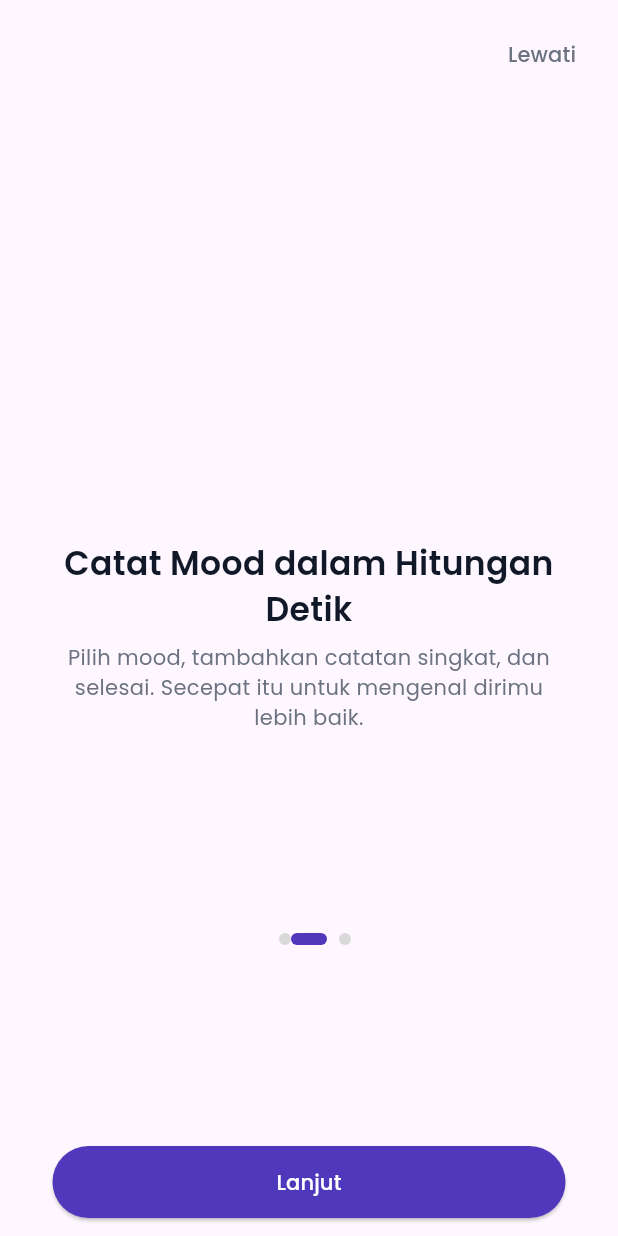
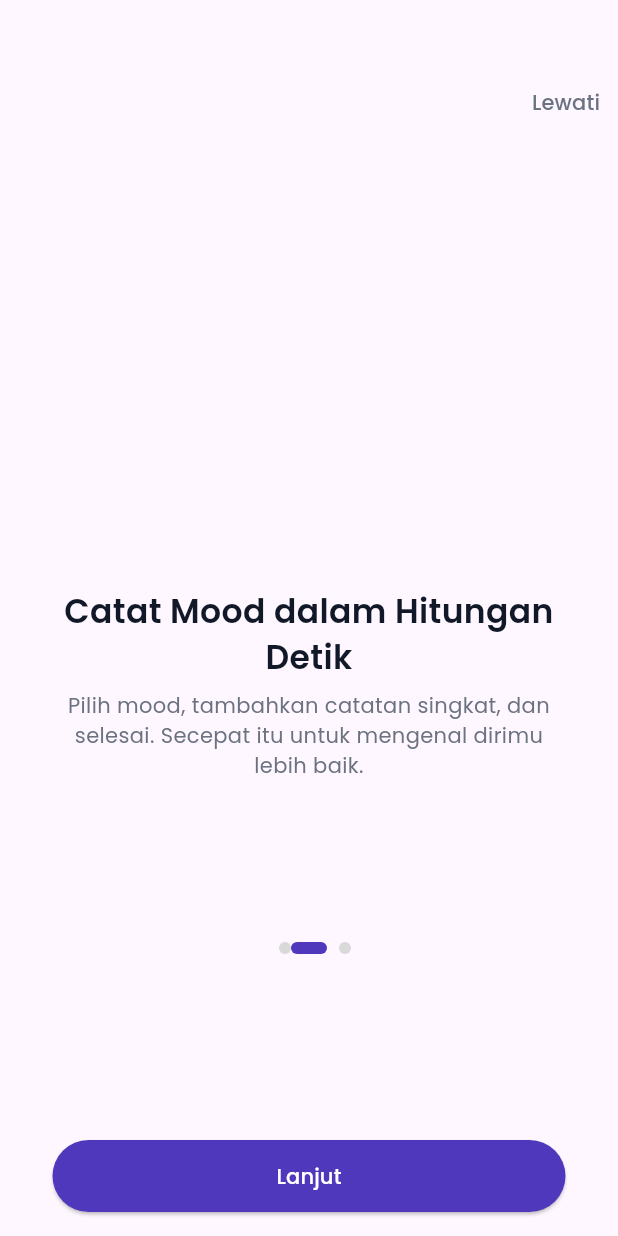
Before and after one commit to tarissaraevani/mood-tracker, a Flutter app: the screen it shows after launch, after a tap on "Lanjut", on a phone screen of 412 x 824 dp. Run offline on Flutter 3.47's test engine with Material 3 defaults, Android fonts, the phone set to English and light mode, and no system bars; our stand-ins replace flutter_svg.

Commit message:
rapiin lagi onboarding pages + add moods

```diff
--- a/lib/pages/home.dart
+++ b/lib/pages/home.dart
@@ -8,11 +8,10 @@ class HomePage extends StatelessWidget {
     return Scaffold(
   body: SafeArea(
     child: Padding(
-      padding: const EdgeInsets.symmetric(horizontal: 16.0, vertical: 12.0),
+      padding: const EdgeInsets.symmetric(horizontal: 32.0, vertical: 32.0),
       child: Column(
         mainAxisAlignment: MainAxisAlignment.start,
         children: [
-          SizedBox(height: 26),
           Row(
             mainAxisAlignment: MainAxisAlignment.start,
             children: [
--- a/lib/pages/insights.dart
+++ b/lib/pages/insights.dart
@@ -13,10 +13,10 @@ class InsightsPage extends StatelessWidget {
           padding: const EdgeInsets.symmetric(horizontal: 16.0, vertical: 12.0),
           child: Column(
             children: [
-              SizedBox(width: 500, height: 320),
+              SizedBox(width: 500, height: 360),
               SizedBox(width: 342, height: 60,
               child: Text(
-                'Temukan Pola & Pemicunya',
+                'Temukan Pola \n & Pemicunya',
                 style: TextStyle(
                   fontSize: 22,
                   fontWeight: FontWeight.w600,
--- a/lib/pages/track.dart
+++ b/lib/pages/track.dart
@@ -10,10 +10,9 @@ class TrackPage extends StatelessWidget {
   Widget build(BuildContext context) {
     return Scaffold(
       body: SafeArea(
-        child: Padding(
-          padding: const EdgeInsets.symmetric(horizontal: 16.0, vertical: 12.0),
         child: Column(
             children: [
+              SizedBox(width: 390, height: 44),
               Row(
                 mainAxisAlignment: MainAxisAlignment.end,
                 children: [
@@ -93,7 +92,9 @@ class TrackPage extends StatelessWidget {
               ]
               )
               ),
-              SizedBox(
+              Padding(
+                padding: const EdgeInsets.symmetric(horizontal: 24.0, vertical: 16.0),
+                child: SizedBox(
                   width: 342,
                   height: 48,
                   child: ElevatedButton(
@@ -109,8 +110,8 @@ class TrackPage extends StatelessWidget {
                   child: Text('Lanjut'),
                 ),
               )
+            )
             ]
-          )
           )
       )
     );
--- a/lib/pages/welcome.dart
+++ b/lib/pages/welcome.dart
@@ -1,4 +1,5 @@
 import 'package:flutter/material.dart';
+import 'package:flutter_svg/flutter_svg.dart';
 
 import 'package:mood_tracker/pages/home.dart';
 import 'package:mood_tracker/pages/track.dart';
@@ -10,10 +11,9 @@ class WelcomePage extends StatelessWidget {
   Widget build(BuildContext context) {
     return Scaffold(
       body: SafeArea(
-        child: Padding(
-          padding: const EdgeInsets.symmetric(horizontal: 16.0, vertical: 12.0),
           child: Column(
             children: [
+              SizedBox(width: 390, height: 44),
               Row(
                 mainAxisAlignment: MainAxisAlignment.end,
                 children: [
@@ -31,11 +31,14 @@ class WelcomePage extends StatelessWidget {
                   )
                 ]
                 ),
-              SizedBox(width: 500, height: 300),
+              Container(
+                width: 500, height: 300,
+                child: SvgPicture.asset('assets/moods/mood-happy.svg')
+              ),
               SizedBox(
                 width: 342, height: 60,
                 child: Text(
-                'Kenali Setiap Perasaanmu',
+                'Kenali Setiap\nPerasaanmu',
                 style: TextStyle(
                   fontSize: 22,
                   fontWeight: FontWeight.w600,
@@ -94,7 +97,9 @@ class WelcomePage extends StatelessWidget {
               ]
               )
               ),
-              SizedBox(width: 342, height: 48,
+              Padding(
+                padding: const EdgeInsets.symmetric(horizontal: 24.0, vertical: 16.0),
+                child: SizedBox(width: 342, height: 48,
                   child: ElevatedButton(
                     onPressed: () {
                       Navigator.push(context,
@@ -108,8 +113,8 @@ class WelcomePage extends StatelessWidget {
                     child: Text('Lanjut'),
                   ),
                 )
+                )
             ]
-          )
           )
       )
     );
--- a/pubspec.yaml
+++ b/pubspec.yaml
@@ -35,6 +35,7 @@ dependencies:
   # The following adds the Cupertino Icons font to your application.
   # Use with the CupertinoIcons class for iOS style icons.
   cupertino_icons: ^1.0.8
+  flutter_svg: ^2.5.0
 
 dev_dependencies:
   flutter_test:
@@ -59,7 +60,8 @@ flutter:
   uses-material-design: true
 
   # To add assets to your application, add an assets section, like this:
-  # assets:
+  assets:
+      - assets/moods
   #   - images/a_dot_burr.jpeg
   #   - images/a_dot_ham.jpeg
 
```
Also changed, not shown: assets/moods/mood-angry.svg (added), assets/moods/mood-anxious.svg (added), assets/moods/mood-calm.svg (added), assets/moods/mood-excited.svg (added), assets/moods/mood-happy.svg (added), assets/moods/mood-sad.svg (added), pubspec.lock. Lines whose indentation alone changed are shown as unchanged.
